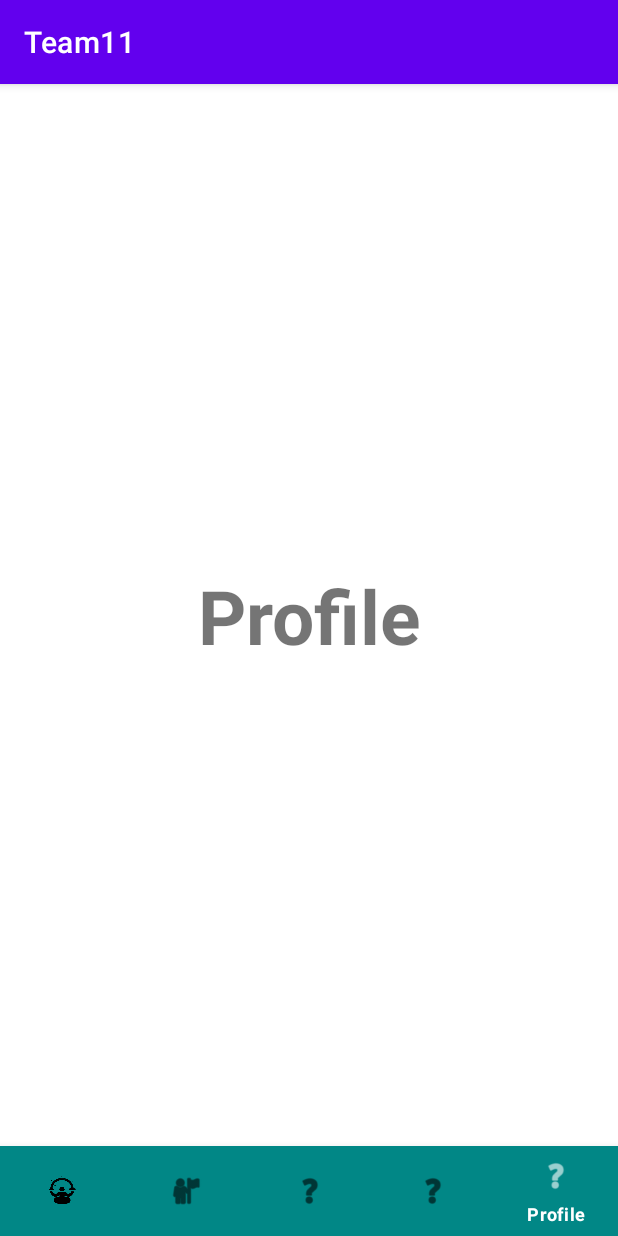
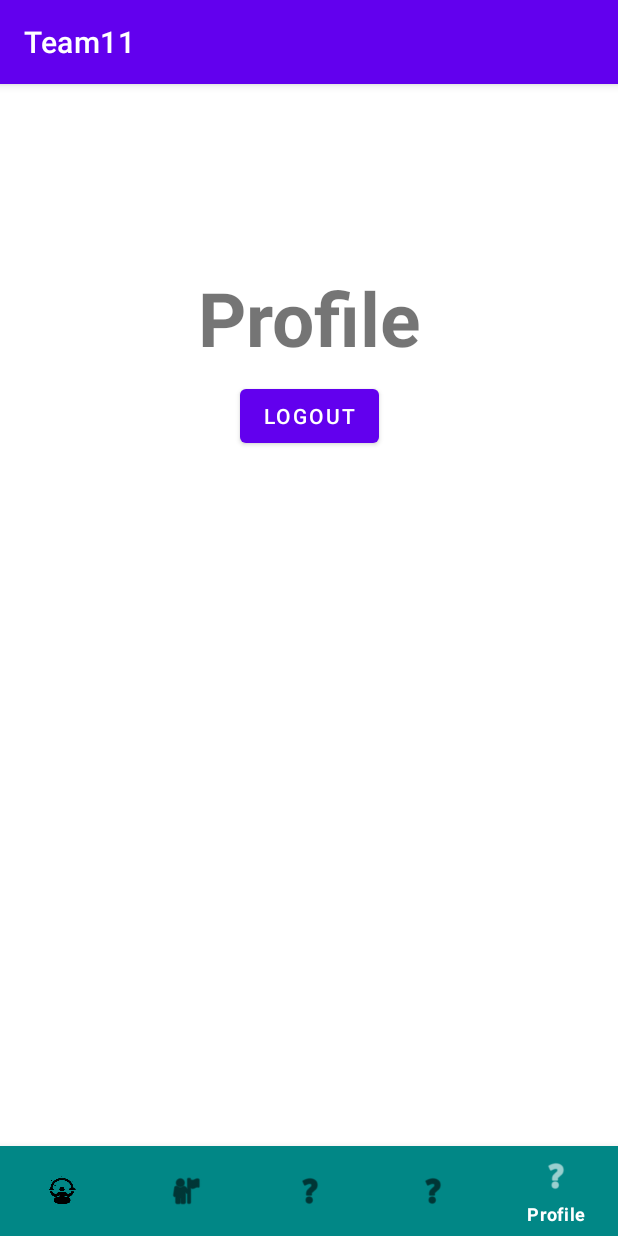
Before and after one commit to elsatmr/mobile-dev-team11, an Android app: the ProfileScreen screen opened directly, with no data from a screen before it, on a phone screen of 412 x 824 dp. Run offline under Robolectric (Android 15) with nearby library versions, the phone set to English and light mode, and no system bars.

Commit message:
Added logout button

```diff
--- a/app/src/main/java/edu/northeastern/team11/slurp/ProfileScreen.java
+++ b/app/src/main/java/edu/northeastern/team11/slurp/ProfileScreen.java
@@ -1,11 +1,14 @@
 package edu.northeastern.team11.slurp;
 
+import android.content.Intent;
 import android.os.Bundle;
+import android.view.View;
 
 import androidx.appcompat.app.AppCompatActivity;
 
 import com.google.android.material.bottomnavigation.BottomNavigationView;
 
+import edu.northeastern.team11.MainActivity;
 import edu.northeastern.team11.R;
 
 public class ProfileScreen extends AppCompatActivity {
@@ -20,4 +23,9 @@
         bottomNavigationView.setOnItemSelectedListener(new BottomTabListener(this));
     }
 
+
+    public void logout(View view) {
+        Intent intent = new Intent(this, MainActivity.class);
+        startActivity(intent);
+    }
 }
--- a/app/src/main/res/layout/slurp_profile.xml
+++ b/app/src/main/res/layout/slurp_profile.xml
@@ -1,6 +1,7 @@
 <?xml version="1.0" encoding="utf-8"?>
 <androidx.constraintlayout.widget.ConstraintLayout xmlns:android="http://schemas.android.com/apk/res/android"
     xmlns:app="http://schemas.android.com/apk/res-auto"
+    xmlns:tools="http://schemas.android.com/tools"
     android:layout_width="match_parent"
     android:layout_height="match_parent">
     xmlns:android="http://schemas.android.com/apk/res/android"
@@ -8,6 +9,7 @@
     tools:context=".slurp.Feed">
 
     <TextView
+        android:id="@+id/textView4"
         android:layout_width="wrap_content"
         android:layout_height="wrap_content"
         android:layout_centerHorizontal="true"
@@ -18,7 +20,8 @@
         app:layout_constraintBottom_toTopOf="@+id/bottom_navigation"
         app:layout_constraintEnd_toEndOf="parent"
         app:layout_constraintStart_toStartOf="parent"
-        app:layout_constraintTop_toTopOf="parent" />
+        app:layout_constraintTop_toTopOf="parent"
+        app:layout_constraintVertical_bias="0.19" />
 
     <com.google.android.material.bottomnavigation.BottomNavigationView
         android:id="@+id/bottom_navigation"
@@ -33,5 +36,16 @@
         app:layout_constraintStart_toStartOf="parent"
         app:menu="@menu/bottom_nav_menu" />
 
+    <Button
+        android:id="@+id/logout"
+        android:layout_width="wrap_content"
+        android:layout_height="wrap_content"
+        android:layout_marginTop="8dp"
+        android:onClick="logout"
+        android:text="Logout"
+        app:layout_constraintEnd_toEndOf="parent"
+        app:layout_constraintStart_toStartOf="parent"
+        app:layout_constraintTop_toBottomOf="@+id/textView4" />
+
 
 </androidx.constraintlayout.widget.ConstraintLayout>
```
